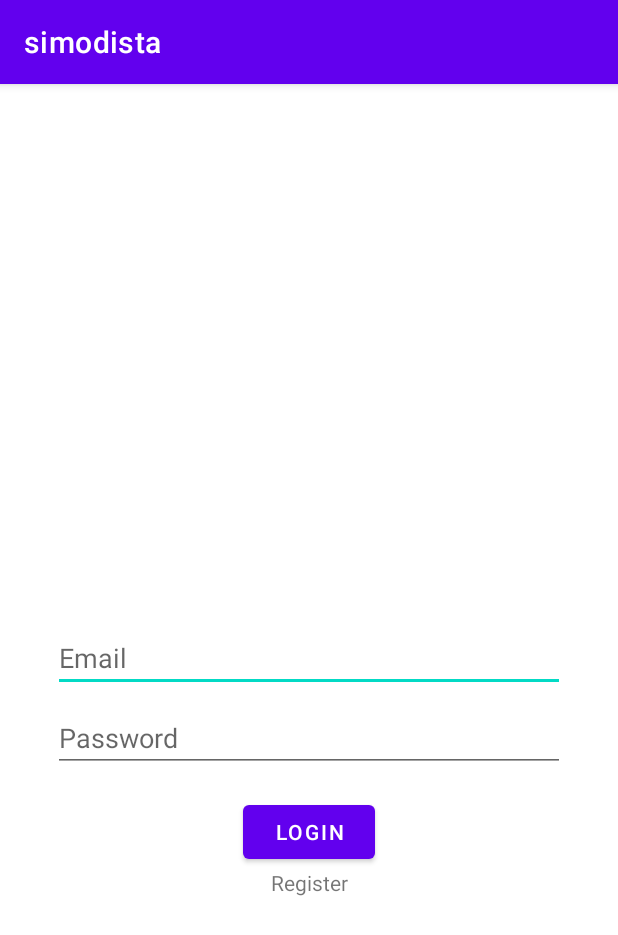
After one commit to hanunmasitha/simosdista, an Android app: the fragment LoginFragment shown on its own in the app's theme, on a phone screen of 412 x 824 dp. The commit adds this screen. Shown: the top 935 px of the screen. Run offline under Robolectric (Android 15) with nearby library versions, the phone set to English and light mode, and no system bars.

Commit message:
Add Login and Register in presenter

```diff
--- a/android/app/build.gradle
+++ b/android/app/build.gradle
@@ -39,6 +39,7 @@ dependencies {
     implementation 'androidx.appcompat:appcompat:1.3.0'
     implementation 'com.google.android.material:material:1.3.0'
     implementation 'androidx.constraintlayout:constraintlayout:2.0.4'
+    implementation 'androidx.legacy:legacy-support-v4:1.0.0'
     testImplementation 'junit:junit:4.+'
     androidTestImplementation 'androidx.test.ext:junit:1.1.2'
     androidTestImplementation 'androidx.test.espresso:espresso-core:3.3.0'
--- /dev/null
+++ b/android/app/src/main/java/com/example/simodista/presenter/SplashFragment.kt
@@ -0,0 +1,19 @@
+package com.example.simodista.presenter
+
+import android.os.Bundle
+import androidx.fragment.app.Fragment
+import android.view.LayoutInflater
+import android.view.View
+import android.view.ViewGroup
+import com.example.simodista.R
+
+class SplashFragment : Fragment() {
+
+    override fun onCreateView(
+        inflater: LayoutInflater, container: ViewGroup?,
+        savedInstanceState: Bundle?
+    ): View? {
+        // Inflate the layout for this fragment
+        return inflater.inflate(R.layout.fragment_splash, container, false)
+    }
+}
--- /dev/null
+++ b/android/app/src/main/java/com/example/simodista/presenter/login/LoginFragment.kt
@@ -0,0 +1,20 @@
+package com.example.simodista.presenter.login
+
+import android.os.Bundle
+import androidx.fragment.app.Fragment
+import android.view.LayoutInflater
+import android.view.View
+import android.view.ViewGroup
+import com.example.simodista.R
+
+class LoginFragment : Fragment() {
+
+    override fun onCreateView(
+        inflater: LayoutInflater, container: ViewGroup?,
+        savedInstanceState: Bundle?
+    ): View? {
+        // Inflate the layout for this fragment
+        return inflater.inflate(R.layout.fragment_login, container, false)
+    }
+
+}
--- /dev/null
+++ b/android/app/src/main/java/com/example/simodista/presenter/login/LoginViewModel.kt
@@ -0,0 +1,4 @@
+package com.example.simodista.presenter.login
+
+class LoginViewModel {
+}
--- /dev/null
+++ b/android/app/src/main/java/com/example/simodista/presenter/register/RegisterFragment.kt
@@ -0,0 +1,4 @@
+package com.example.simodista.presenter.register
+
+class RegisterFragment {
+}
--- /dev/null
+++ b/android/app/src/main/java/com/example/simodista/presenter/register/RegisterViewModel.kt
@@ -0,0 +1,4 @@
+package com.example.simodista.presenter.register
+
+class RegisterViewModel  {
+}
--- /dev/null
+++ b/android/app/src/main/res/layout/fragment_login.xml
@@ -0,0 +1,54 @@
+<?xml version="1.0" encoding="utf-8"?>
+<androidx.constraintlayout.widget.ConstraintLayout xmlns:android="http://schemas.android.com/apk/res/android"
+    xmlns:app="http://schemas.android.com/apk/res-auto"
+    xmlns:tools="http://schemas.android.com/tools"
+    android:layout_width="match_parent"
+    android:layout_height="match_parent"
+    tools:context=".presenter.login.LoginFragment">
+
+    <EditText
+        android:id="@+id/editTextTextPersonName"
+        android:layout_width="wrap_content"
+        android:layout_height="wrap_content"
+        android:layout_marginTop="360dp"
+        android:ems="16"
+        android:hint="@string/email"
+        android:autofillHints="email"
+        android:inputType="textPersonName"
+        app:layout_constraintEnd_toEndOf="parent"
+        app:layout_constraintStart_toStartOf="parent"
+        app:layout_constraintTop_toTopOf="parent" />
+
+    <EditText
+        android:id="@+id/editTextTextPassword"
+        android:layout_width="wrap_content"
+        android:layout_height="wrap_content"
+        android:layout_marginTop="8dp"
+        android:ems="16"
+        android:hint="@string/password"
+        android:autofillHints="password"
+        android:inputType="textPassword"
+        app:layout_constraintEnd_toEndOf="@+id/editTextTextPersonName"
+        app:layout_constraintStart_toStartOf="@+id/editTextTextPersonName"
+        app:layout_constraintTop_toBottomOf="@+id/editTextTextPersonName" />
+
+    <Button
+        android:id="@+id/button"
+        android:layout_width="wrap_content"
+        android:layout_height="wrap_content"
+        android:layout_marginTop="16dp"
+        android:text="@string/login"
+        app:layout_constraintEnd_toEndOf="@+id/editTextTextPassword"
+        app:layout_constraintStart_toStartOf="@+id/editTextTextPassword"
+        app:layout_constraintTop_toBottomOf="@+id/editTextTextPassword" />
+
+    <TextView
+        android:id="@+id/textView"
+        android:layout_width="wrap_content"
+        android:layout_height="wrap_content"
+        android:text="@string/register"
+        android:clickable="true"
+        app:layout_constraintEnd_toEndOf="@+id/button"
+        app:layout_constraintStart_toStartOf="@+id/button"
+        app:layout_constraintTop_toBottomOf="@+id/button" />
+</androidx.constraintlayout.widget.ConstraintLayout>
--- /dev/null
+++ b/android/app/src/main/res/layout/fragment_splash.xml
@@ -0,0 +1,13 @@
+<?xml version="1.0" encoding="utf-8"?>
+<FrameLayout xmlns:android="http://schemas.android.com/apk/res/android"
+    xmlns:tools="http://schemas.android.com/tools"
+    android:layout_width="match_parent"
+    android:layout_height="match_parent"
+    tools:context=".presenter.SplashFragment">
+
+    <TextView
+        android:layout_width="match_parent"
+        android:layout_height="match_parent"
+        android:text="@string/hello_blank_fragment" />
+
+</FrameLayout>
--- a/android/app/src/main/res/values/strings.xml
+++ b/android/app/src/main/res/values/strings.xml
@@ -1,3 +1,8 @@
 <resources>
     <string name="app_name">simodista</string>
+    <string name="hello_blank_fragment">Hello blank fragment</string>
+    <string name="email">Email</string>
+    <string name="password">Password</string>
+    <string name="login">Login</string>
+    <string name="register">Register</string>
 </resources>
```
